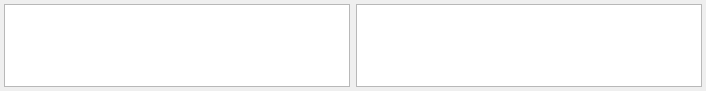
Qt form src/adplugins/qtwidgets/peakmethodform.ui (qtplatz/qtplatz) before a commit.
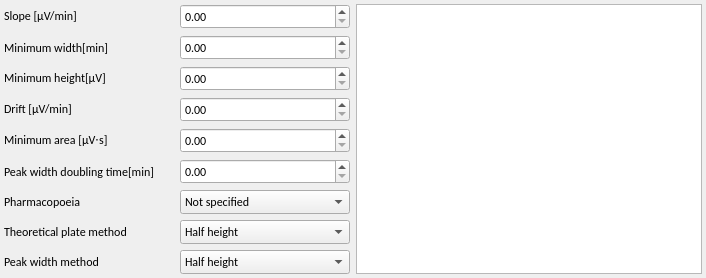
The same form after that commit.

Commit message: add new GUI for peak method

What changed in the file:
```diff
--- a/src/adplugins/qtwidgets/peakmethodform.ui
+++ b/src/adplugins/qtwidgets/peakmethodform.ui
@@ -7,7 +7,7 @@
     <x>0</x>
     <y>0</y>
     <width>706</width>
-    <height>91</height>
+    <height>256</height>
    </rect>
   </property>
   <property name="sizePolicy">
@@ -40,17 +40,295 @@
    <item>
     <layout class="QHBoxLayout" name="horizontalLayout">
      <item>
-      <widget class="QTableView" name="globalEvents">
-       <property name="font">
-        <font>
-         <family>Calibri</family>
-         <pointsize>8</pointsize>
-        </font>
-       </property>
-      </widget>
+      <layout class="QGridLayout" name="gridLayout">
+       <item row="1" column="0">
+        <widget class="QLabel" name="label_3">
+         <property name="font">
+          <font>
+           <pointsize>9</pointsize>
+          </font>
+         </property>
+         <property name="text">
+          <string>Minimum width[min]</string>
+         </property>
+        </widget>
+       </item>
+       <item row="6" column="0">
+        <widget class="QLabel" name="label_8">
+         <property name="font">
+          <font>
+           <pointsize>9</pointsize>
+          </font>
+         </property>
+         <property name="text">
+          <string>Pharmacopoeia</string>
+         </property>
+        </widget>
+       </item>
+       <item row="5" column="0">
+        <widget class="QLabel" name="label_7">
+         <property name="font">
+          <font>
+           <pointsize>9</pointsize>
+          </font>
+         </property>
+         <property name="text">
+          <string>Peak width doubling time[min]</string>
+         </property>
+        </widget>
+       </item>
+       <item row="0" column="0">
+        <widget class="QLabel" name="label_2">
+         <property name="font">
+          <font>
+           <pointsize>9</pointsize>
+          </font>
+         </property>
+         <property name="text">
+          <string>Slope [&amp;mu;V/min]</string>
+         </property>
+         <property name="textFormat">
+          <enum>Qt::RichText</enum>
+         </property>
+        </widget>
+       </item>
+       <item row="3" column="0">
+        <widget class="QLabel" name="label_5">
+         <property name="font">
+          <font>
+           <pointsize>9</pointsize>
+          </font>
+         </property>
+         <property name="text">
+          <string>Drift [&amp;mu;V/min]</string>
+         </property>
+         <property name="textFormat">
+          <enum>Qt::RichText</enum>
+         </property>
+        </widget>
+       </item>
+       <item row="7" column="0">
+        <widget class="QLabel" name="label_9">
+         <property name="font">
+          <font>
+           <pointsize>9</pointsize>
+          </font>
+         </property>
+         <property name="text">
+          <string>Theoretical plate method</string>
+         </property>
+        </widget>
+       </item>
+       <item row="8" column="0">
+        <widget class="QLabel" name="label_10">
+         <property name="font">
+          <font>
+           <pointsize>9</pointsize>
+          </font>
+         </property>
+         <property name="text">
+          <string>Peak width method</string>
+         </property>
+        </widget>
+       </item>
+       <item row="0" column="1">
+        <widget class="QDoubleSpinBox" name="doubleSpinSlope">
+         <property name="font">
+          <font>
+           <pointsize>9</pointsize>
+          </font>
+         </property>
+        </widget>
+       </item>
+       <item row="2" column="0">
+        <widget class="QLabel" name="label_4">
+         <property name="font">
+          <font>
+           <pointsize>9</pointsize>
+          </font>
+         </property>
+         <property name="text">
+          <string>Minimum height[&amp;mu;V]</string>
+         </property>
+         <property name="textFormat">
+          <enum>Qt::RichText</enum>
+         </property>
+        </widget>
+       </item>
+       <item row="4" column="0">
+        <widget class="QLabel" name="label_6">
+         <property name="font">
+          <font>
+           <pointsize>9</pointsize>
+          </font>
+         </property>
+         <property name="text">
+          <string>Minimum area [&amp;mu;V&amp;sdot;s]</string>
+         </property>
+         <property name="textFormat">
+          <enum>Qt::RichText</enum>
+         </property>
+        </widget>
+       </item>
+       <item row="1" column="1">
+        <widget class="QDoubleSpinBox" name="doubleSpinMinWidth">
+         <property name="font">
+          <font>
+           <pointsize>9</pointsize>
+          </font>
+         </property>
+         <property name="minimum">
+          <double>0.000000000000000</double>
+         </property>
+         <property name="maximum">
+          <double>5.000000000000000</double>
+         </property>
+        </widget>
+       </item>
+       <item row="2" column="1">
+        <widget class="QDoubleSpinBox" name="doubleSpinMinHeight">
+         <property name="font">
+          <font>
+           <pointsize>9</pointsize>
+          </font>
+         </property>
+         <property name="maximum">
+          <double>999999999.000000000000000</double>
+         </property>
+        </widget>
+       </item>
+       <item row="3" column="1">
+        <widget class="QDoubleSpinBox" name="doubleSpinDrift">
+         <property name="font">
+          <font>
+           <pointsize>9</pointsize>
+          </font>
+         </property>
+        </widget>
+       </item>
+       <item row="4" column="1">
+        <widget class="QDoubleSpinBox" name="doubleSpinMinArea">
+         <property name="font">
+          <font>
+           <pointsize>9</pointsize>
+          </font>
+         </property>
+         <property name="maximum">
+          <double>999999999.000000000000000</double>
+         </property>
+        </widget>
+       </item>
+       <item row="6" column="1">
+        <widget class="QComboBox" name="comboBoxPharmacopoeia">
+         <property name="font">
+          <font>
+           <pointsize>9</pointsize>
+          </font>
+         </property>
+         <item>
+          <property name="text">
+           <string>Not specified</string>
+          </property>
+         </item>
+         <item>
+          <property name="text">
+           <string>USP</string>
+          </property>
+         </item>
+         <item>
+          <property name="text">
+           <string>EP</string>
+          </property>
+         </item>
+         <item>
+          <property name="text">
+           <string>JP</string>
+          </property>
+         </item>
+        </widget>
+       </item>
+       <item row="7" column="1">
+        <widget class="QComboBox" name="comboBoxPlate">
+         <property name="font">
+          <font>
+           <pointsize>9</pointsize>
+          </font>
+         </property>
+         <item>
+          <property name="text">
+           <string>Half height</string>
+          </property>
+         </item>
+         <item>
+          <property name="text">
+           <string>5% height</string>
+          </property>
+         </item>
+         <item>
+          <property name="text">
+           <string>10% height</string>
+          </property>
+         </item>
+         <item>
+          <property name="text">
+           <string>Tangent</string>
+          </property>
+         </item>
+         <item>
+          <property name="text">
+           <string>Area height</string>
+          </property>
+         </item>
+        </widget>
+       </item>
+       <item row="8" column="1">
+        <widget class="QComboBox" name="comboBoxWidth">
+         <property name="font">
+          <font>
+           <pointsize>9</pointsize>
+          </font>
+         </property>
+         <item>
+          <property name="text">
+           <string>Half height</string>
+          </property>
+         </item>
+         <item>
+          <property name="text">
+           <string>5% height</string>
+          </property>
+         </item>
+         <item>
+          <property name="text">
+           <string>10% height</string>
+          </property>
+         </item>
+         <item>
+          <property name="text">
+           <string>Area height</string>
+          </property>
+         </item>
+        </widget>
+       </item>
+       <item row="5" column="1">
+        <widget class="QDoubleSpinBox" name="doubleSpinDoublingTime">
+         <property name="font">
+          <font>
+           <pointsize>9</pointsize>
+          </font>
+         </property>
+        </widget>
+       </item>
+      </layout>
      </item>
      <item>
       <widget class="QTableView" name="timeEvents">
+       <property name="sizePolicy">
+        <sizepolicy hsizetype="Preferred" vsizetype="Expanding">
+         <horstretch>0</horstretch>
+         <verstretch>0</verstretch>
+        </sizepolicy>
+       </property>
        <property name="font">
         <font>
          <family>Calibri</family>
```
Left out of the diff: 11 changed lines with no effect on the pictures. The commit also changes 3 other files.
